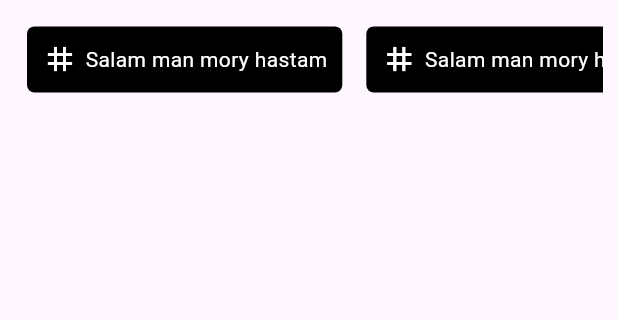
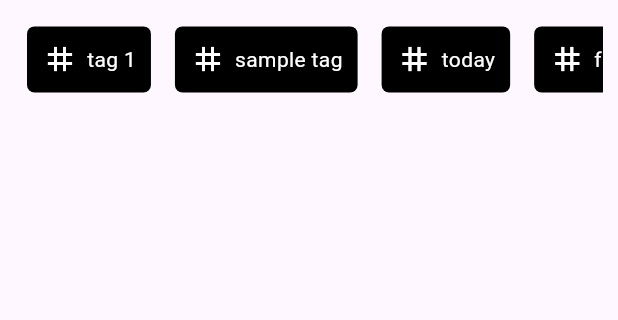
Before and after one commit to MortezaSoltanpour/flutter-blog, a Flutter app: the screen it shows after launch, on a phone screen of 412 x 824 dp, the part 518-838 px from its top. Run offline on Flutter 3.47's test engine with Material 3 defaults, Android fonts, the phone set to English and light mode, and no system bars; our stand-ins replace flutter_spinkit; network calls fail.

Commit message:
using sample tag data

```diff
--- a/lib/home_screen.dart
+++ b/lib/home_screen.dart
@@ -1,7 +1,6 @@
 import 'package:blog/constants/myColors.dart';
 import 'package:blog/gen/assets.gen.dart';
-import 'package:blog/second_screen.dart';
-import 'package:flutter/cupertino.dart';
+import 'package:blog/models/sample_data.dart';
 import 'package:flutter/material.dart';
 
 class HomeScreen extends StatefulWidget {
@@ -109,7 +108,7 @@ class _HomeScreenState extends State<HomeScreen> {
               SizedBox(
                 height: 60,
                 child: ListView.builder(
-                  itemCount: 10,
+                  itemCount: sampleTags.length,
                   scrollDirection: Axis.horizontal,
                   itemBuilder: (context, index) {
                     return Padding(
@@ -126,9 +125,9 @@ class _HomeScreenState extends State<HomeScreen> {
                             child: Row(
                               children: [
                                 Icon(Icons.tag, color: Colors.white),
-                                SizedBox(width: 5),
+                                SizedBox(width: 6),
                                 Text(
-                                  'Salam man mory hastam',
+                                  sampleTags[index].tag,
                                   style: TextStyle(color: Colors.white),
                                 ),
                               ],
--- /dev/null
+++ b/lib/models/sample_data.dart
@@ -0,0 +1,16 @@
+class SampleTags {
+  String tag;
+
+  SampleTags({required this.tag});
+}
+
+List<SampleTags> sampleTags = [
+  SampleTags(tag: 'tag 1'),
+  SampleTags(tag: 'sample tag'),
+  SampleTags(tag: 'today'),
+  SampleTags(tag: 'flower'),
+  SampleTags(tag: 'sub'),
+  SampleTags(tag: 'technology'),
+  SampleTags(tag: 'Java'),
+  SampleTags(tag: 'Python'),
+];
```
